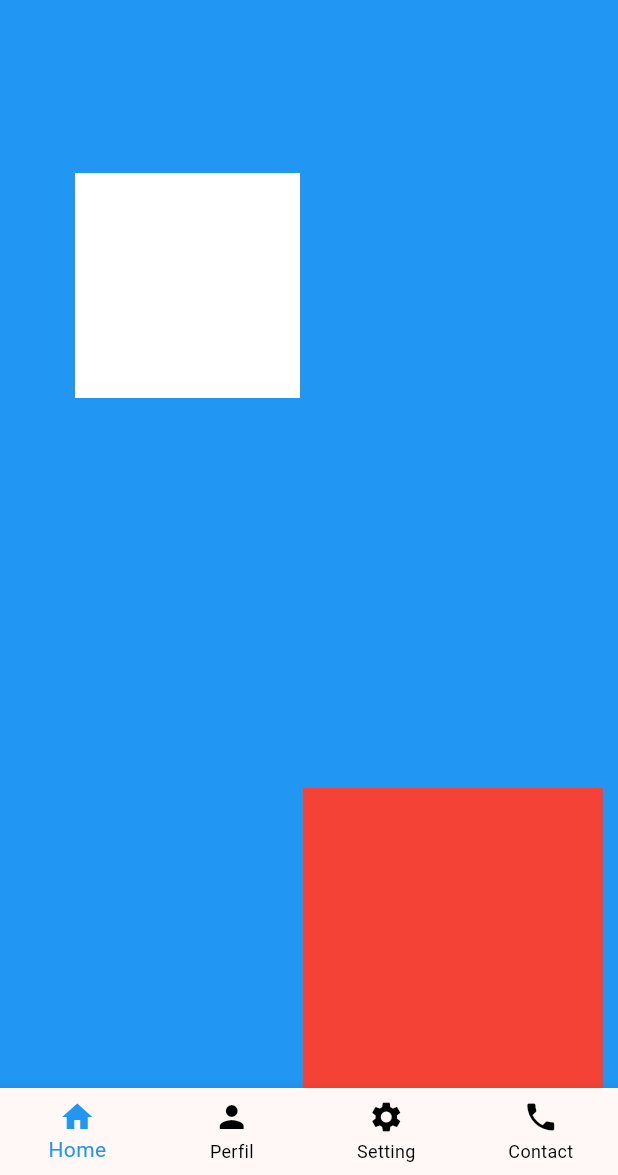
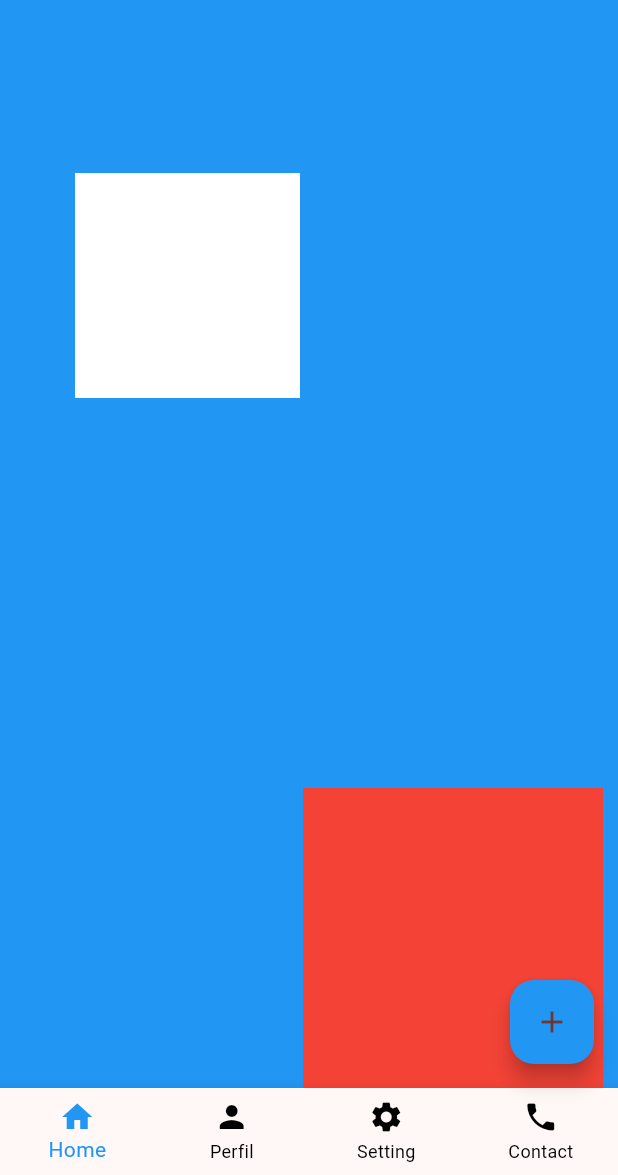
Before and after one commit to clavijo99/Desarrollo-de-aplicaciones-moviles, a Flutter app: the screen it shows after launch, on a phone screen of 412 x 824 dp, the part 61-1236 px from its top. Run offline on Flutter 3.47's test engine with Material 3 defaults, Android fonts, the phone set to English and light mode, and no system bars.

Commit message:
Add Windows runner files and implement basic Flutter app structure
- Created runner executable manifest for Windows with DPI awareness settings.
- Implemented utility functions for console creation and command line argument handling in utils.cpp and utils.h.
- Developed Win32Window class for managing high DPI-aware windows, including message handling and theme updates.
- Established main screen layout in home.dart with AppBar, Drawer, and BottomNavigationBar.
- Added login screen functionality in login.dart with a simple gesture detector.

```diff
--- /dev/null
+++ b/Flutter/Talleres/elementos_basicos_y_aliniacion/analysis_options.yaml
@@ -0,0 +1 @@
+include: package:flutter_lints/flutter.yaml
--- a/Flutter/flutter_application_1/lib/main.dart
+++ b/Flutter/flutter_application_1/lib/main.dart
@@ -1,6 +1,7 @@
 // Importamos la librería principal de Flutter que contiene
 // todos los widgets de Material Design (AppBar, Scaffold, etc.)
 import 'package:flutter/material.dart';
+import 'package:flutter_application_1/pages/home.dart';
 
 // Punto de entrada de la aplicación
 void main() {
@@ -28,135 +29,6 @@ class MyApp extends StatelessWidget {
   }
 }
 
-// Pantalla principal
-class HomeScreen extends StatelessWidget {
-  const HomeScreen({super.key});
-
-  @override
-  Widget build(BuildContext context) {
-    // Obtener tamaño de la pantalla con MediaQuery
-    final size = MediaQuery.of(context).size;
-    print('width: ${size.width} heigth: ${size.height}');
-
-    // Scaffold es la estructura base de la pantalla
-    return Scaffold(
-      // Barra superior
-      appBar: AppBar(
-        title: Text(
-          "Aprendiendo flutter",
-          style: TextStyle(
-            color: Colors.white, // Texto blanco
-            fontSize: 20, // Tamaño de texto
-            fontWeight: FontWeight.bold, // Negrita
-          ),
-        ),
-        backgroundColor: Colors.blue, // Fondo de la AppBar
-        // Íconos en el lado derecho
-        actions: [
-          Icon(Icons.add, color: Colors.pink, size: 34),
-          Icon(Icons.remove),
-        ],
-      ),
-
-      // Drawer: menú lateral que aparece al deslizar desde la izquierda
-      drawer: Drawer(
-        child: Column(
-          children: [
-            Container(height: 200, color: Colors.pink), // Bloque rosa
-            Expanded(
-              flex: 3,
-              child: Container(color: Colors.blue),
-            ), // Bloque azul
-            Expanded(
-              flex: 5,
-              child: Container(
-                width: double.infinity,
-                color: Colors.purple,
-                // Dentro del bloque púrpura usamos un Column
-                child: Column(
-                  mainAxisAlignment: MainAxisAlignment.spaceEvenly,
-                  crossAxisAlignment: CrossAxisAlignment.end,
-                  children: [
-                    Container(width: 50, height: 50, color: Colors.yellow),
-                    Container(width: 50, height: 50, color: Colors.yellow),
-                  ],
-                ),
-              ),
-            ),
-            Expanded(
-              flex: 5,
-              child: Container(
-                width: double.infinity,
-                color: Colors.cyan,
-                // Dentro del bloque cyan usamos un Row
-                child: Row(
-                  mainAxisAlignment: MainAxisAlignment.spaceBetween,
-                  crossAxisAlignment: CrossAxisAlignment.center,
-                  children: [
-                    Container(width: 50, height: 50, color: Colors.yellow),
-                    Container(width: 50, height: 50, color: Colors.yellow),
-                  ],
-                ),
-              ),
-            ),
-          ],
-        ),
-      ),
-
-      // Body: contenido principal de la pantalla
-      body: Container(
-        width: double.infinity,
-        height: double.infinity,
-        color: Colors.pink[200], // Fondo rosado claro
-        // Stack permite apilar widgets uno encima de otro
-        child: Stack(
-          children: [
-            // Ocupa toda la pantalla (azul)
-            Positioned.fill(
-              child: Container(color: Colors.blue, width: 100, height: 100),
-            ),
-            // Caja roja en la parte inferior derecha
-            Positioned(
-              bottom: 0,
-              right: 10,
-              child: Container(color: Colors.red, width: 200, height: 200),
-            ),
-            // Caja blanca en la parte superior izquierda
-            Positioned(
-              top: 100,
-              left: 50,
-              child: Container(color: Colors.white, width: 150, height: 150),
-            ),
-          ],
-        ),
-      ),
-
-      bottomNavigationBar: BottomNavigationBar(
-        items: [
-          BottomNavigationBarItem(icon: Icon(Icons.home), label: 'Home'),
-          BottomNavigationBarItem(icon: Icon(Icons.person), label: 'Perfil'),
-          BottomNavigationBarItem(icon: Icon(Icons.settings), label: 'Setting'),
-          BottomNavigationBarItem(icon: Icon(Icons.phone), label: 'Contact'),
-
-        ],
-        // color al item selecionado
-        selectedItemColor: Colors.blue,
-        // color a los items sin selecionar
-        unselectedItemColor: Colors.black,
-        unselectedLabelStyle: TextStyle(
-          color: Colors.black
-        ),
-        // color del texto selecionado
-        selectedLabelStyle: TextStyle(
-          color: Colors.blue,
-        ),
-        // repartir el espacio en candidades iguales
-        type: BottomNavigationBarType.fixed,
-      ),
-    );
-  }
-}
-
 // Ejemplo de un botón personalizado (aún vacío)
 // StatefulWidget porque en un futuro podría tener lógica
 class ButtonCustom extends StatefulWidget {
--- /dev/null
+++ b/Flutter/flutter_application_1/lib/pages/home.dart
@@ -0,0 +1,135 @@
+// Pantalla principal
+import 'package:flutter/material.dart';
+import 'package:flutter_application_1/pages/login.dart';
+
+class HomeScreen extends StatelessWidget {
+  const HomeScreen({super.key});
+
+  @override
+  Widget build(BuildContext context) {
+    // Obtener tamaño de la pantalla con MediaQuery
+    final size = MediaQuery.of(context).size;
+    print('width: ${size.width} heigth: ${size.height}');
+
+    // Scaffold es la estructura base de la pantalla
+    return Scaffold(
+      // Barra superior
+      appBar: AppBar(
+        title: Text(
+          "Aprendiendo flutter",
+          style: TextStyle(
+            color: Colors.white, // Texto blanco
+            fontSize: 20, // Tamaño de texto
+            fontWeight: FontWeight.bold, // Negrita
+          ),
+        ),
+        backgroundColor: Colors.blue, // Fondo de la AppBar
+        // Íconos en el lado derecho
+        actions: [
+          Icon(Icons.add, color: Colors.pink, size: 34),
+          Icon(Icons.remove),
+        ],
+      ),
+
+      // Drawer: menú lateral que aparece al deslizar desde la izquierda
+      drawer: Drawer(
+        child: Column(
+          children: [
+            Container(height: 200, color: Colors.pink), // Bloque rosa
+            Expanded(
+              flex: 3,
+              child: Container(color: Colors.blue),
+            ), // Bloque azul
+            Expanded(
+              flex: 5,
+              child: Container(
+                width: double.infinity,
+                color: Colors.purple,
+                // Dentro del bloque púrpura usamos un Column
+                child: Column(
+                  mainAxisAlignment: MainAxisAlignment.spaceEvenly,
+                  crossAxisAlignment: CrossAxisAlignment.end,
+                  children: [
+                    Container(width: 50, height: 50, color: Colors.yellow),
+                    Container(width: 50, height: 50, color: Colors.yellow),
+                  ],
+                ),
+              ),
+            ),
+            Expanded(
+              flex: 5,
+              child: Container(
+                width: double.infinity,
+                color: Colors.cyan,
+                // Dentro del bloque cyan usamos un Row
+                child: Row(
+                  mainAxisAlignment: MainAxisAlignment.spaceBetween,
+                  crossAxisAlignment: CrossAxisAlignment.center,
+                  children: [
+                    Container(width: 50, height: 50, color: Colors.yellow),
+                    Container(width: 50, height: 50, color: Colors.yellow),
+                  ],
+                ),
+              ),
+            ),
+          ],
+        ),
+      ),
+
+      // Body: contenido principal de la pantalla
+      body: Container(
+        width: double.infinity,
+        height: double.infinity,
+        color: Colors.pink[200], // Fondo rosado claro
+        // Stack permite apilar widgets uno encima de otro
+        child: Stack(
+          children: [
+            // Ocupa toda la pantalla (azul)
+            Positioned.fill(
+              child: Container(color: Colors.blue, width: 100, height: 100),
+            ),
+            // Caja roja en la parte inferior derecha
+            Positioned(
+              bottom: 0,
+              right: 10,
+              child: Container(color: Colors.red, width: 200, height: 200),
+            ),
+            // Caja blanca en la parte superior izquierda
+            Positioned(
+              top: 100,
+              left: 50,
+              child: Container(color: Colors.white, width: 150, height: 150),
+            ),
+          ],
+        ),
+      ),
+
+      bottomNavigationBar: BottomNavigationBar(
+        items: [
+          BottomNavigationBarItem(icon: Icon(Icons.home), label: 'Home'),
+          BottomNavigationBarItem(icon: Icon(Icons.person), label: 'Perfil'),
+          BottomNavigationBarItem(icon: Icon(Icons.settings), label: 'Setting'),
+          BottomNavigationBarItem(icon: Icon(Icons.phone), label: 'Contact'),
+        ],
+        // color al item selecionado
+        selectedItemColor: Colors.blue,
+        // color a los items sin selecionar
+        unselectedItemColor: Colors.black,
+        unselectedLabelStyle: TextStyle(color: Colors.black),
+        // color del texto selecionado
+        selectedLabelStyle: TextStyle(color: Colors.blue),
+        // repartir el espacio en candidades iguales
+        type: BottomNavigationBarType.fixed,
+      ),
+      floatingActionButton: FloatingActionButton(
+        onPressed: () {
+          Navigator.of(
+            context,
+          ).push(MaterialPageRoute(builder: (_) => LoginScreen()));
+        },
+        backgroundColor: Colors.blue,
+        child: Icon(Icons.add),
+      ),
+    );
+  }
+}
```
Also changed, not shown: Flutter/Talleres/elementos_basicos_y_aliniacion/lib/main.dart (added, +102 -0 lines), Flutter/Talleres/elementos_basicos_y_aliniacion/pubspec.yaml (added, +19 -0 lines), Flutter/flutter_application_1/lib/pages/login.dart (added, +25 -0 lines), Flutter/Talleres/elementos_basicos_y_aliniacion/pubspec.lock (added), 128 other files.
